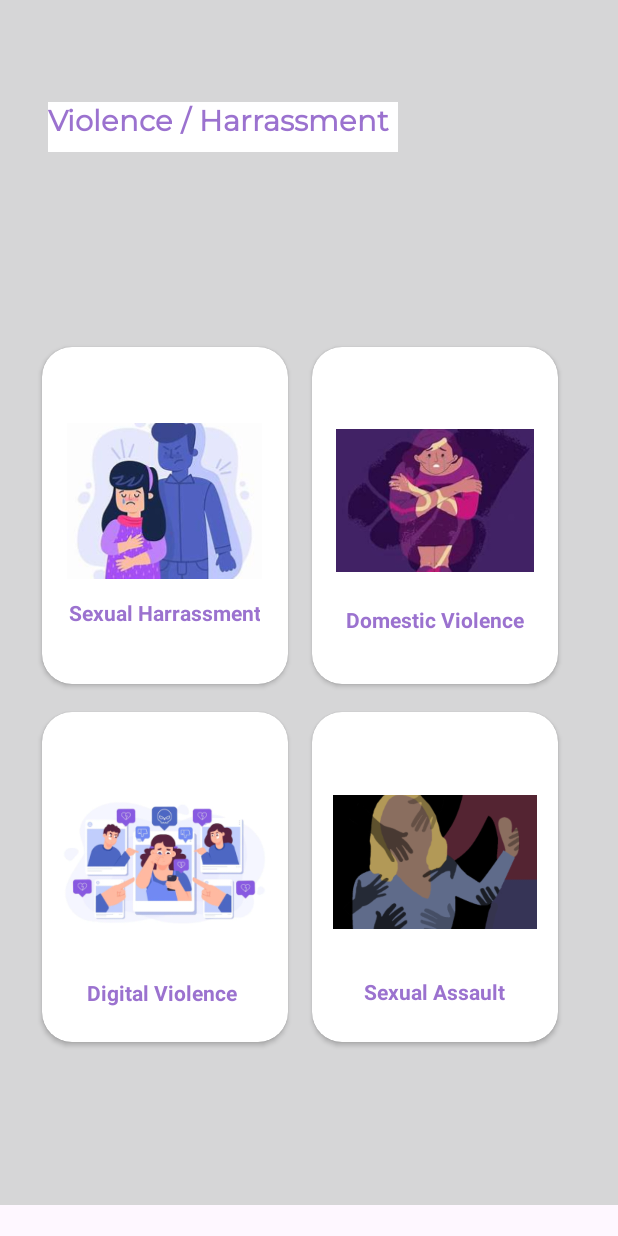
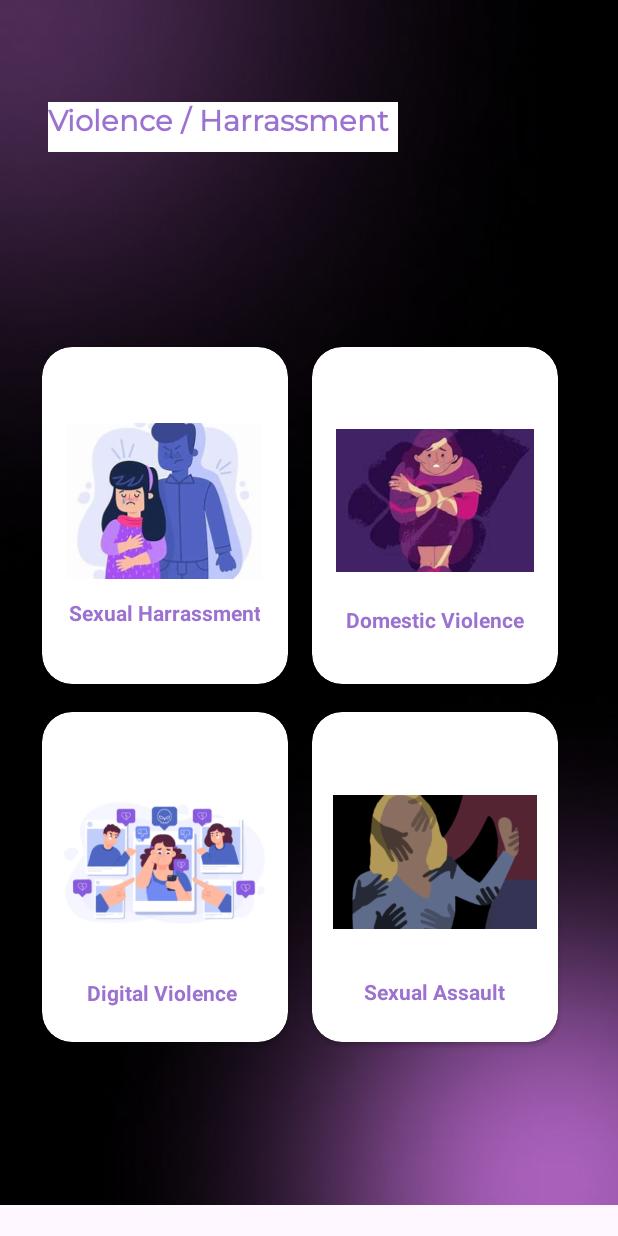
Before and after one commit to zikriaiman/FinalHavenus, an Android app: the layout activity_domestic_viol_menu.xml on its own in the app's theme, with its tools: preview values and no code run, on a phone screen of 412 x 824 dp. Run offline under Robolectric (Android 15) with nearby library versions, the phone set to English and light mode, and no system bars.

Commit message:
compiling the activities in safety plans

```diff
--- a/app/src/main/res/layout/activity_domestic_viol_menu.xml
+++ b/app/src/main/res/layout/activity_domestic_viol_menu.xml
@@ -4,13 +4,13 @@
     xmlns:tools="http://schemas.android.com/tools"
     android:layout_width="match_parent"
     android:layout_height="match_parent"
-    tools:context=".homeSafetyPlan">
+    tools:context="safety.homeSafetyPlan">
 
     <ImageView
         android:id="@+id/imageViewBG"
         android:layout_width="430dp"
         android:layout_height="803dp"
-        android:background="@drawable/untitled_design"
+        android:background="@drawable/appbackground"
         app:layout_constraintStart_toStartOf="parent"
         app:layout_constraintTop_toTopOf="parent" />
 
--- a/app/src/main/res/layout/activity_home_safety_plan.xml
+++ b/app/src/main/res/layout/activity_home_safety_plan.xml
@@ -4,13 +4,13 @@
     xmlns:tools="http://schemas.android.com/tools"
     android:layout_width="match_parent"
     android:layout_height="match_parent"
-    tools:context=".homeSafetyPlan">
+    tools:context="safety.homeSafetyPlan">
 
     <ImageView
         android:id="@+id/imageView"
         android:layout_width="430dp"
         android:layout_height="803dp"
-        android:background="@drawable/untitled_design"
+        android:background="@drawable/appbackground"
         app:layout_constraintStart_toStartOf="parent"
         app:layout_constraintTop_toTopOf="parent" />
 
--- a/app/src/main/res/layout/activity_violence_step.xml
+++ b/app/src/main/res/layout/activity_violence_step.xml
@@ -5,7 +5,7 @@
     xmlns:tools="http://schemas.android.com/tools"
     android:layout_width="match_parent"
     android:layout_height="match_parent"
-    tools:context=".homeSafetyPlan">
+    tools:context="safety.homeSafetyPlan">
 
     <!-- Inserting text on top of the FrameLayout -->
 
@@ -13,7 +13,7 @@
         android:id="@+id/imageView"
         android:layout_width="430dp"
         android:layout_height="803dp"
-        android:background="@drawable/untitled_design"
+        android:background="@drawable/appbackground"
         app:layout_constraintStart_toStartOf="parent"
         app:layout_constraintTop_toTopOf="parent" />
 
--- a/app/src/main/res/values/preloaded_fonts.xml
+++ b/app/src/main/res/values/preloaded_fonts.xml
@@ -3,5 +3,6 @@
     <array name="preloaded_fonts" translatable="false">
         <item>@font/montserrat</item>
         <item>@font/rubik_bold</item>
+        <item>@font/rubik_light</item>
     </array>
 </resources>
```
Also changed, not shown: app/src/main/AndroidManifest.xml (+11 -0 lines), app/src/main/res/font/rubik_light.xml (added, +7 -0 lines).
